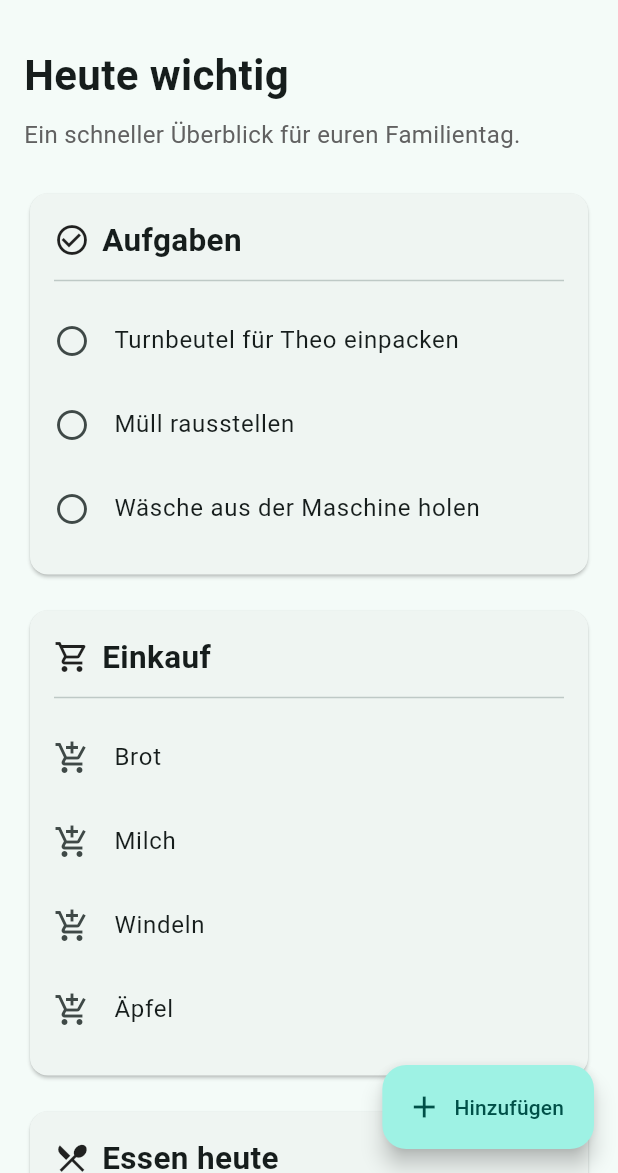
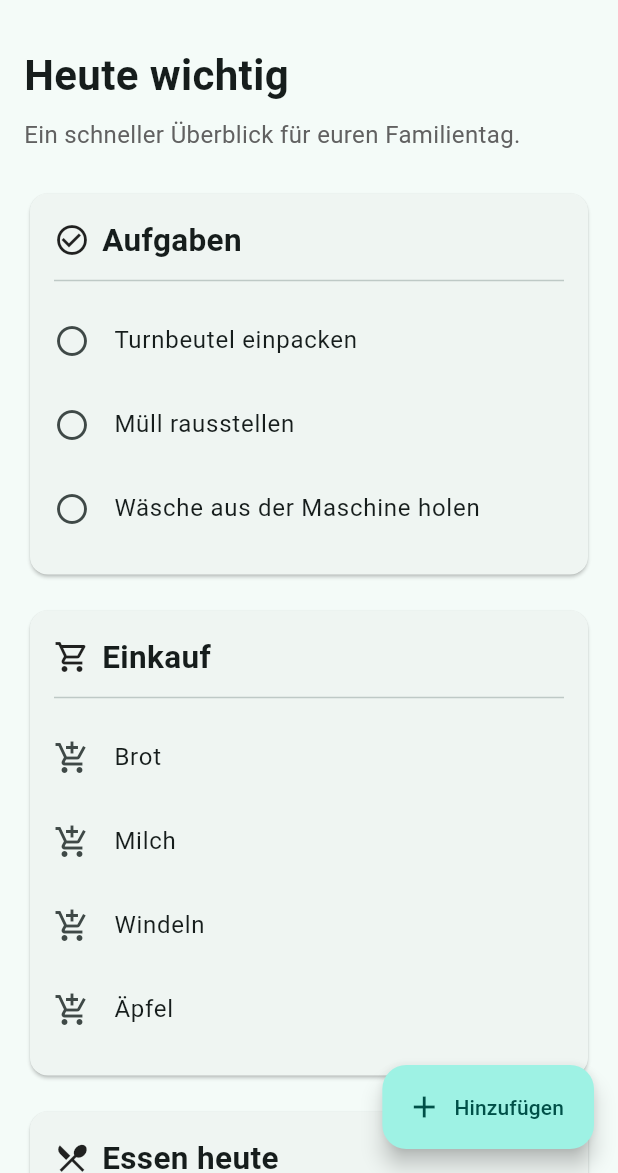
Before and after one commit to svenschult/familienpilot-app, a Flutter app: the screen it shows after launch, on a phone screen of 412 x 824 dp, the part 63-1236 px from its top. Run offline on Flutter 3.47's test engine with Material 3 defaults, Android fonts, the phone set to English and light mode, and no system bars.

```diff
--- a/lib/main.dart
+++ b/lib/main.dart
@@ -27,7 +27,7 @@ class HomeScreen extends StatelessWidget {
   const HomeScreen({super.key});
 
   final List<String> tasks = const [
-    'Turnbeutel für Theo einpacken',
+    'Turnbeutel einpacken',
     'Müll rausstellen',
     'Wäsche aus der Maschine holen',
   ];
@@ -65,7 +65,6 @@ class HomeScreen extends StatelessWidget {
             ),
           ),
           const SizedBox(height: 24),
-
           InfoCard(
             title: 'Aufgaben',
             icon: Icons.check_circle_outline,
@@ -79,9 +78,7 @@ class HomeScreen extends StatelessWidget {
                 )
                 .toList(),
           ),
-
           const SizedBox(height: 16),
-
           InfoCard(
             title: 'Einkauf',
             icon: Icons.shopping_cart_outlined,
@@ -95,9 +92,7 @@ class HomeScreen extends StatelessWidget {
                 )
                 .toList(),
           ),
-
           const SizedBox(height: 16),
-
           const InfoCard(
             title: 'Essen heute',
             icon: Icons.restaurant_menu,
```
